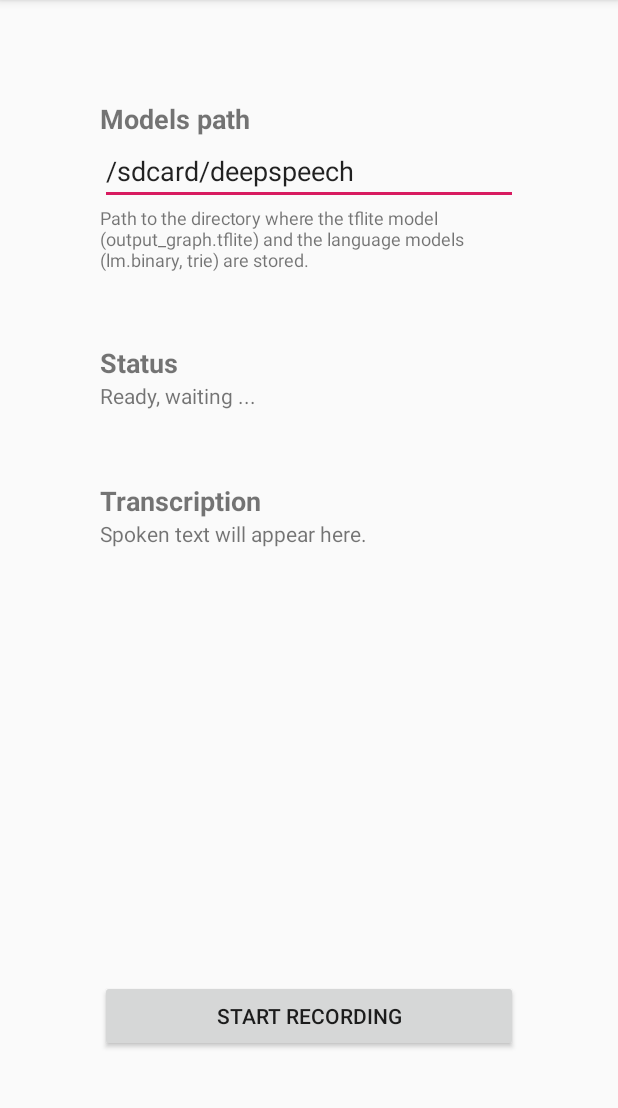
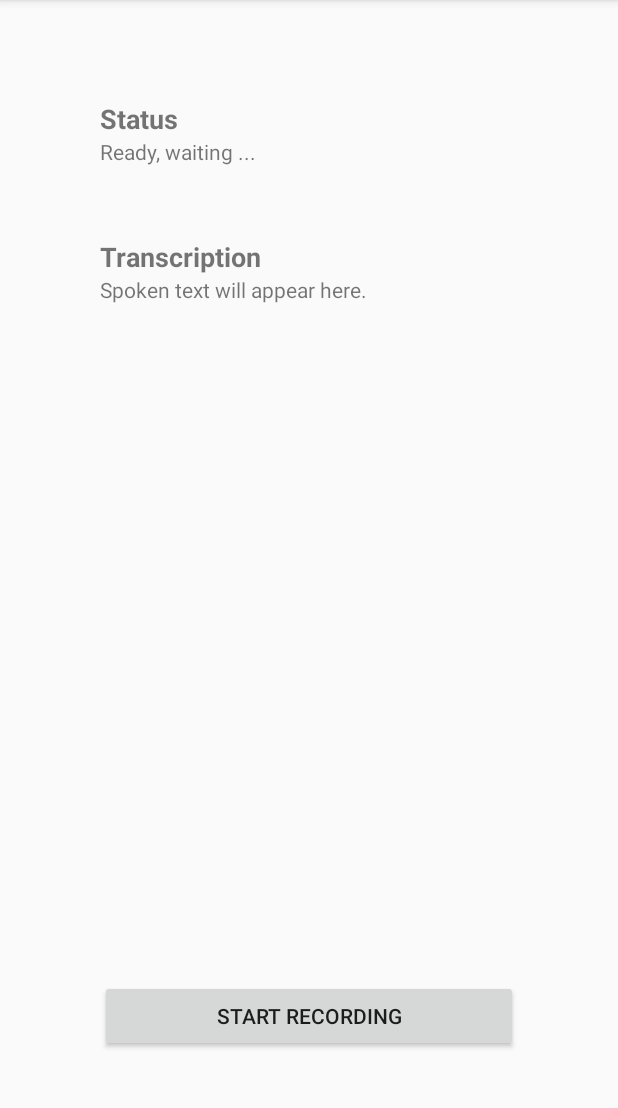
Before and after one commit to mozilla/DeepSpeech-examples, an Android app: the screen it shows after launch (MainActivity), on a phone screen of 412 x 824 dp, the part 84-1192 px from its top. Run offline under Robolectric (Android 15) with nearby library versions, the light colour scheme and no system bars; libraries missing offline, so code that uses them is left out: org.mozilla.deepspeech.

Commit message:
Load model files from external files dir in android example

```diff
--- a/android_mic_streaming/app/src/main/java/org/deepspeechdemo/MainActivity.kt
+++ b/android_mic_streaming/app/src/main/java/org/deepspeechdemo/MainActivity.kt
@@ -35,19 +35,18 @@
     private val NUM_BUFFER_ELEMENTS = 1024
     private val BYTES_PER_ELEMENT = 2 // 2 bytes (short) because of 16 bit format
 
-    private fun checkPermissions() {
-        val permissions = arrayOf(
-            Manifest.permission.RECORD_AUDIO,
-            Manifest.permission.READ_EXTERNAL_STORAGE
-        )
+    private val TFLITE_MODEL_FILENAME = "output_graph.tflite"
+    private val LANGUAGE_MODEL_FILENAME = "lm.binary"
+    private val TRIE_FILENAME = "trie"
 
+    private fun checkAudioPermission() {
         // permission is automatically granted on sdk < 23 upon installation
         if (Build.VERSION.SDK_INT >= 23)
         {
-            for (permission in permissions) {
+            val permission = Manifest.permission.RECORD_AUDIO
+
             if (checkSelfPermission(permission) != PackageManager.PERMISSION_GRANTED) {
                 ActivityCompat.requestPermissions(this, arrayOf(permission), 3)
-                }
             }
         }
     }
@@ -68,19 +67,19 @@
     }
 
     private fun createModel(): Boolean {
-        val modelsPath = modelsPathInput.text.toString()
-        val tflitePath = "$modelsPath/output_graph.tflite"
-        val languageModelPath = "$modelsPath/lm.binary"
-        val triePath = "$modelsPath/trie"
+        val modelsPath = getExternalFilesDir(null).toString()
+        val tfliteModelPath = "$modelsPath/$TFLITE_MODEL_FILENAME"
+        val languageModelPath = "$modelsPath/$LANGUAGE_MODEL_FILENAME"
+        val triePath = "$modelsPath/$TRIE_FILENAME"
 
-        for (path in listOf(tflitePath, languageModelPath, triePath)) {
+        for (path in listOf(tfliteModelPath, languageModelPath, triePath)) {
             if (!(File(path).exists())) {
                 status.text = "Model creation failed: $path does not exist."
                 return false
             }
         }
 
-        model = DeepSpeechModel(tflitePath, BEAM_WIDTH)
+        model = DeepSpeechModel(tfliteModelPath, BEAM_WIDTH)
         model?.enableDecoderWihLM(languageModelPath, triePath, LM_ALPHA, LM_BETA)
         return true
     }
@@ -101,12 +100,14 @@
             btnStartInference.text = "Stop Recording"
             streamContext = model.createStream()
 
+            if (recorder == null) {
                 recorder = AudioRecord(
                     MediaRecorder.AudioSource.VOICE_RECOGNITION,
                     model.sampleRate(),
                     RECORDER_CHANNELS,
                     RECORDER_AUDIO_ENCODING,
                     NUM_BUFFER_ELEMENTS * BYTES_PER_ELEMENT)
+            }
 
             recorder?.startRecording()
             isRecording = true
@@ -120,10 +121,13 @@
 
     override fun onCreate(savedInstanceState: Bundle?) {
         super.onCreate(savedInstanceState)
+        getExternalFilesDir(null)
         setContentView(R.layout.activity_main)
-        checkPermissions()
+        checkAudioPermission()
 
-        modelsPathInput.setText("/sdcard/deepspeech")
+        // create application data directory on the device
+        getExternalFilesDir(null)
+
         status.text = "Ready, waiting ..."
     }
 
@@ -135,8 +139,6 @@
         transcription.text = decoded
 
         recorder?.stop()
-        recorder?.release()
-        recorder = null
     }
 
     fun onRecordClick(v: View?) {
--- a/android_mic_streaming/app/src/main/res/layout/activity_main.xml
+++ b/android_mic_streaming/app/src/main/res/layout/activity_main.xml
@@ -11,34 +11,6 @@
         android:layout_height="match_parent"
         android:orientation="vertical"
         android:padding="100px">
-
-        <TextView
-            android:id="@+id/labelModelsPathInput"
-            android:layout_width="wrap_content"
-            android:layout_height="wrap_content"
-            android:layout_weight="0"
-            android:text="Models path"
-            android:textSize="18sp"
-            android:textStyle="bold" />
-
-        <EditText
-            android:id="@+id/modelsPathInput"
-            android:layout_width="match_parent"
-            android:layout_height="wrap_content"
-            android:layout_weight="0"
-            android:inputType="text" />
-
-        <TextView
-            android:id="@+id/textView"
-            android:layout_width="match_parent"
-            android:layout_height="wrap_content"
-            android:layout_weight="0"
-            android:text="Path to the directory where the tflite model (output_graph.tflite) and the language models (lm.binary, trie) are stored."
-            android:textSize="12sp" />
-
-        <Space
-            android:layout_width="match_parent"
-            android:layout_height="@android:dimen/app_icon_size" />
 
         <TextView
             android:id="@+id/labelStatus"
```
Also changed, not shown: 1 other file. Lines whose indentation alone changed are shown as unchanged.
